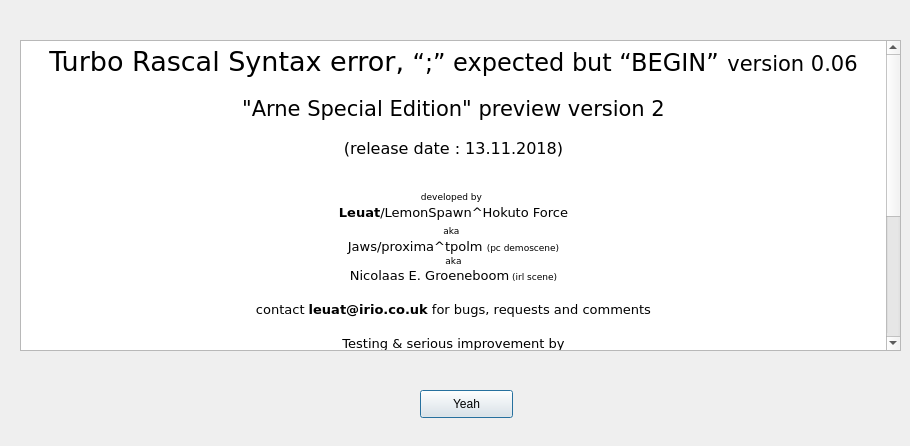
Before: the Qt Designer form source/dialogabout.ui in leuat/TRSE, drawn with Qt 5.
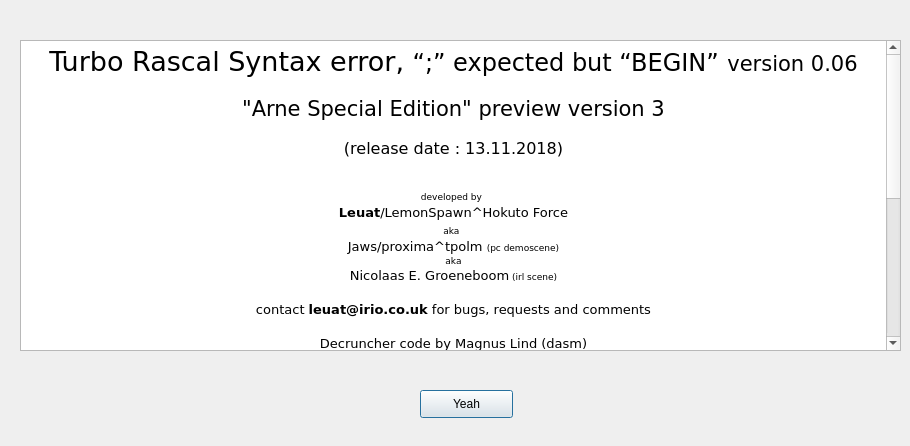
After: the same form once the commit is applied. Icons and pictures are not drawn.

Commit message: Loader tutorial project

The edit to the form file:
```diff
--- a/source/dialogabout.ui
+++ b/source/dialogabout.ui
@@ -47,7 +47,7 @@
 p, li { white-space: pre-wrap; }
 &lt;/style&gt;&lt;/head&gt;&lt;body style=&quot; font-family:'Verdana'; font-size:10pt; font-weight:400; font-style:normal;&quot;&gt;
 &lt;p align=&quot;center&quot; style=&quot; margin-top:18px; margin-bottom:12px; margin-left:0px; margin-right:0px; -qt-block-indent:0; text-indent:0px;&quot;&gt;&lt;span style=&quot; font-size:xx-large;&quot;&gt;Turbo Rascal Syntax error, &lt;/span&gt;&lt;span style=&quot; font-size:18pt;&quot;&gt;“;” expected but “BEGIN”&lt;/span&gt;&lt;span style=&quot; font-size:20pt;&quot;&gt; &lt;/span&gt;&lt;span style=&quot; font-size:16pt;&quot;&gt;version 0.06&lt;/span&gt;&lt;/p&gt;
-&lt;p align=&quot;center&quot; style=&quot; margin-top:18px; margin-bottom:12px; margin-left:0px; margin-right:0px; -qt-block-indent:0; text-indent:0px;&quot;&gt;&lt;span style=&quot; font-size:16pt;&quot;&gt;&amp;quot;Arne Special Edition&amp;quot; preview version 2&lt;/span&gt;&lt;/p&gt;
+&lt;p align=&quot;center&quot; style=&quot; margin-top:18px; margin-bottom:12px; margin-left:0px; margin-right:0px; -qt-block-indent:0; text-indent:0px;&quot;&gt;&lt;span style=&quot; font-size:16pt;&quot;&gt;&amp;quot;Arne Special Edition&amp;quot; preview version 3&lt;/span&gt;&lt;/p&gt;
 &lt;p align=&quot;center&quot; style=&quot; margin-top:18px; margin-bottom:12px; margin-left:0px; margin-right:0px; -qt-block-indent:0; text-indent:0px;&quot;&gt;&lt;span style=&quot; font-size:12pt;&quot;&gt;(release date : 13.11.2018)&lt;/span&gt;&lt;/p&gt;
 &lt;p align=&quot;center&quot; style=&quot;-qt-paragraph-type:empty; margin-top:0px; margin-bottom:0px; margin-left:0px; margin-right:0px; -qt-block-indent:0; text-indent:0px;&quot;&gt;&lt;br /&gt;&lt;/p&gt;
 &lt;p align=&quot;center&quot; style=&quot; margin-top:0px; margin-bottom:0px; margin-left:0px; margin-right:0px; -qt-block-indent:0; text-indent:0px;&quot;&gt;&lt;img src=&quot;:/resources/images/creatures.png&quot; width=&quot;160&quot; /&gt;&lt;/p&gt;
@@ -60,6 +60,10 @@
 &lt;p align=&quot;center&quot; style=&quot;-qt-paragraph-type:empty; margin-top:0px; margin-bottom:0px; margin-left:0px; margin-right:0px; -qt-block-indent:0; text-indent:0px;&quot;&gt;&lt;br /&gt;&lt;/p&gt;
 &lt;p align=&quot;center&quot; style=&quot; margin-top:0px; margin-bottom:0px; margin-left:0px; margin-right:0px; -qt-block-indent:0; text-indent:0px;&quot;&gt;contact &lt;span style=&quot; font-weight:600;&quot;&gt;leuat@irio.co.uk&lt;/span&gt; for bugs, requests and comments&lt;/p&gt;
 &lt;p align=&quot;center&quot; style=&quot;-qt-paragraph-type:empty; margin-top:0px; margin-bottom:0px; margin-left:0px; margin-right:0px; -qt-block-indent:0; text-indent:0px;&quot;&gt;&lt;br /&gt;&lt;/p&gt;
+&lt;p align=&quot;center&quot; style=&quot; margin-top:0px; margin-bottom:0px; margin-left:0px; margin-right:0px; -qt-block-indent:0; text-indent:0px;&quot;&gt;Decruncher code by Magnus Lind (dasm)&lt;/p&gt;
+&lt;p align=&quot;center&quot; style=&quot;-qt-paragraph-type:empty; margin-top:0px; margin-bottom:0px; margin-left:0px; margin-right:0px; -qt-block-indent:0; text-indent:0px;&quot;&gt;&lt;br /&gt;&lt;/p&gt;
+&lt;p align=&quot;center&quot; style=&quot; margin-top:0px; margin-bottom:0px; margin-left:0px; margin-right:0px; -qt-block-indent:0; text-indent:0px;&quot;&gt;Loader by Krill (pre-compiled binaries)&lt;/p&gt;
+&lt;p align=&quot;center&quot; style=&quot;-qt-paragraph-type:empty; margin-top:0px; margin-bottom:0px; margin-left:0px; margin-right:0px; -qt-block-indent:0; text-indent:0px;&quot;&gt;&lt;br /&gt;&lt;/p&gt;
 &lt;p align=&quot;center&quot; style=&quot; margin-top:0px; margin-bottom:0px; margin-left:0px; margin-right:0px; -qt-block-indent:0; text-indent:0px;&quot;&gt;Testing &amp;amp; serious improvement by&lt;/p&gt;
 &lt;p align=&quot;center&quot; style=&quot; margin-top:0px; margin-bottom:0px; margin-left:0px; margin-right:0px; -qt-block-indent:0; text-indent:0px;&quot;&gt;&lt;span style=&quot; font-weight:600;&quot;&gt;Pushead&lt;/span&gt;/Hokuto Force&lt;/p&gt;
 &lt;p align=&quot;center&quot; style=&quot;-qt-paragraph-type:empty; margin-top:0px; margin-bottom:0px; margin-left:0px; margin-right:0px; -qt-block-indent:0; text-indent:0px;&quot;&gt;&lt;br /&gt;&lt;/p&gt;
```
The commit also changes 48 other files.
